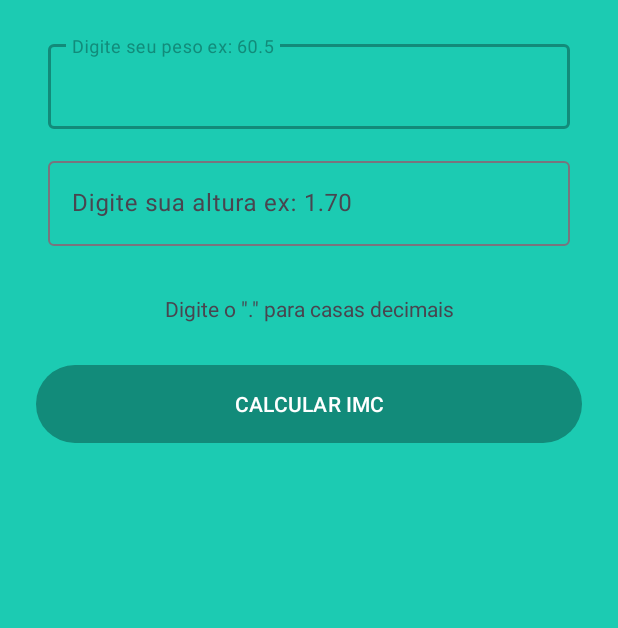
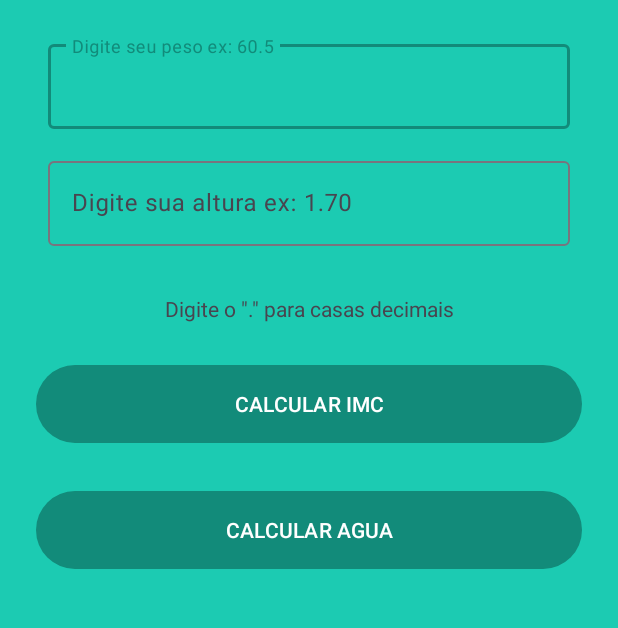
Before and after one commit to diasoficial/p6-CalculadoraIMC, an Android app: the screen it shows after launch (MainActivity), on a phone screen of 412 x 824 dp, the part 348-976 px from its top. Run offline under Robolectric (Android 15) with nearby library versions, the phone set to English and light mode, and no system bars.

Commit message:
Adicionando quantidade de agua por litro

```diff
--- a/app/src/main/AndroidManifest.xml
+++ b/app/src/main/AndroidManifest.xml
@@ -13,6 +13,9 @@
         android:theme="@style/Theme.P6CalculadoraIMC"
         tools:targetApi="31">
         <activity
+            android:name=".ResultadoAguaActivity"
+            android:exported="false" />
+        <activity
             android:name=".ResultadoActivity"
             android:exported="false" />
         <activity
--- a/app/src/main/java/com/dias/p6_calculadoraimc/MainActivity.kt
+++ b/app/src/main/java/com/dias/p6_calculadoraimc/MainActivity.kt
@@ -15,6 +15,7 @@ class MainActivity : AppCompatActivity() {
     private lateinit var btnCalcular: Button
     private lateinit var editPeso: EditText
     private lateinit var editAltura: EditText
+    private lateinit var btnCalcularAgua: Button
 
     override fun onCreate(savedInstanceState: Bundle?) {
 
@@ -34,6 +35,7 @@ class MainActivity : AppCompatActivity() {
         btnCalcular = findViewById(R.id.btn_calcular)
         editPeso = findViewById(R.id.edit_peso)
         editAltura = findViewById(R.id.edit_altura)
+        btnCalcularAgua = findViewById(R.id.btn_calcular_agua)
 
         //Abrir nova tela
         btnCalcular.setOnClickListener {
@@ -51,5 +53,18 @@ class MainActivity : AppCompatActivity() {
             startActivity(intent)
         }
 
+        //Abrir nova tela Agua
+        btnCalcularAgua.setOnClickListener {
+            val intent = Intent(this, ResultadoAguaActivity::class.java)
+
+            val peso = editPeso.text.toString()
+
+            if(peso.isNotEmpty()) {
+                intent.putExtra("peso", peso.toDouble())
+            }
+
+            startActivity(intent)
+        }
+
     }
 }
--- a/app/src/main/res/layout/activity_main.xml
+++ b/app/src/main/res/layout/activity_main.xml
@@ -82,4 +82,17 @@
         app:layout_constraintHorizontal_bias="0.5"
         app:layout_constraintStart_toStartOf="parent"
         app:layout_constraintTop_toBottomOf="@+id/textView" />
+
+    <Button
+        android:id="@+id/btn_calcular_agua"
+        android:layout_width="0dp"
+        android:layout_height="60dp"
+        android:layout_marginStart="24dp"
+        android:layout_marginTop="24dp"
+        android:layout_marginEnd="24dp"
+        android:text="CALCULAR AGUA"
+        app:layout_constraintEnd_toEndOf="parent"
+        app:layout_constraintHorizontal_bias="0.5"
+        app:layout_constraintStart_toStartOf="parent"
+        app:layout_constraintTop_toBottomOf="@+id/btn_calcular" />
 </androidx.constraintlayout.widget.ConstraintLayout>
--- a/app/src/main/res/layout/activity_resultado.xml
+++ b/app/src/main/res/layout/activity_resultado.xml
@@ -62,7 +62,7 @@
         android:layout_marginStart="24dp"
         android:layout_marginTop="8dp"
         android:layout_marginEnd="24dp"
-        android:text="Digite o peso e altura"
+        android:text="Digite o peso e a altura"
         android:textAlignment="center"
         android:textSize="30sp"
         app:layout_constraintEnd_toEndOf="parent"
--- a/app/src/main/res/values/colors.xml
+++ b/app/src/main/res/values/colors.xml
@@ -7,4 +7,6 @@
     <color name="fundo">#1ccbb2</color>
     <color name="primaria">#128b7a</color>
     <color name="primaria_variacao">#006153</color>
+    <color name="blue">#003566</color>
+
 </resources>
```
Also changed, not shown: app/src/main/java/com/dias/p6_calculadoraimc/ResultadoAguaActivity.kt (added, +39 -0 lines), app/src/main/res/layout/activity_resultado_agua.xml (added, +43 -0 lines).
